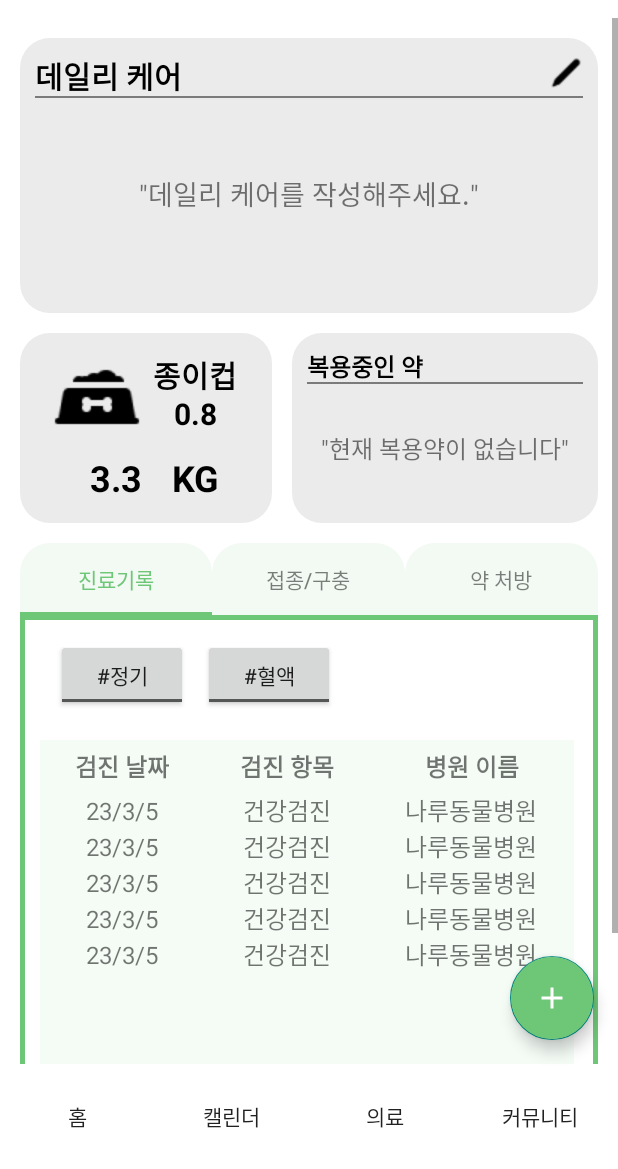
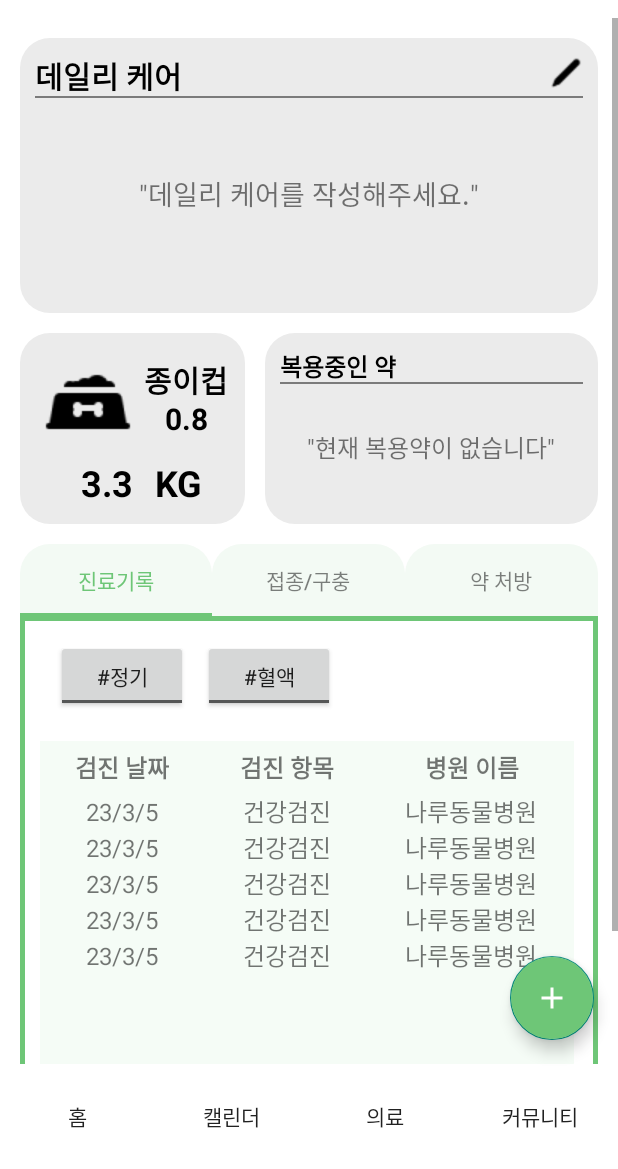
Before and after one commit to Ahyun-J/medical, an Android app: the MedicalNoteTab screen opened directly, with no data from a screen before it, on a phone screen of 412 x 824 dp, the part 67-1236 px from its top. Run offline under Robolectric (Android 15) with nearby library versions, the phone set to English and light mode, and no system bars; our stand-ins replace Room's generated code.

Commit message:
layout 수정

```diff
--- a/app/src/main/java/com/example/carebout/view/medical/MedicalNoteTab.kt
+++ b/app/src/main/java/com/example/carebout/view/medical/MedicalNoteTab.kt
@@ -79,7 +79,7 @@ class MedicalNoteTab : Fragment() {
 
         var tabs = medicalNoteTabView.findViewById<TabLayout>(R.id.tabs)
         var dailycareMenu = medicalNoteTabView.findViewById<ImageView>(R.id.dailycareMenu)
-        var medi = medicalNoteTabView.findViewById<RelativeLayout>(R.id.mediing)
+        var medi = medicalNoteTabView.findViewById<LinearLayout>(R.id.mediingFrame)
         dailycareNull = medicalNoteTabView.findViewById<TextView>(R.id.dailycareNull)
         mediingNull = medicalNoteTabView.findViewById<TextView>(R.id.mediingNull)
 
@@ -87,7 +87,7 @@ class MedicalNoteTab : Fragment() {
         childFragmentManager.beginTransaction().replace(R.id.frame1, selected!!).commit()
         childFragmentManager.beginTransaction().replace(R.id.dailycareFrame, dailycare!!).commit()
         childFragmentManager.beginTransaction().replace(R.id.currentWeight, currentWeight!!).commit()
-        childFragmentManager.beginTransaction().replace(R.id.mediing, mediing!!).commit()
+        childFragmentManager.beginTransaction().replace(R.id.mediingFrame, mediing!!).commit()
 
         allTodoList  = db?.getTodoDao()!!.getTodoAll() as ArrayList<DailyTodo>
         allMedicineList = db?.getMedicineDao()!!.getMediWithCheck() as ArrayList<Medicine>
--- a/app/src/main/java/com/example/carebout/view/medical/Mediing.kt
+++ b/app/src/main/java/com/example/carebout/view/medical/Mediing.kt
@@ -51,12 +51,6 @@ class Mediing : Fragment() {
 
     private lateinit var db: AppDatabase
     private lateinit var medicineDao: MedicineDao
-
-    // 약 정보 입력
-    var medi0 = Medi("감기약", "20230910", true)
-    var medi1 = Medi("심장약", "20200310", false)
-    var medi2 = Medi("연고", "20210910", false)
-    var medi3 = Medi("비타민", "20230901", true)
 
     lateinit var allMediList: List<Medicine>
     private lateinit var lay: LinearLayout
--- a/app/src/main/res/layout/currentweight.xml
+++ b/app/src/main/res/layout/currentweight.xml
@@ -4,8 +4,8 @@
     xmlns:tools="http://schemas.android.com/tools"
     android:layout_width="match_parent"
     android:layout_height="match_parent"
-    android:layout_marginLeft="21.5dp"
-    android:layout_marginTop="12.5dp">
+    android:layout_marginLeft="15dp"
+    android:layout_marginTop="16dp">
 
     <ImageView
         android:id="@+id/dogImage"
@@ -45,7 +45,6 @@
         android:id="@+id/textView18"
         android:layout_width="60dp"
         android:layout_height="35dp"
-        android:layout_marginLeft="5dp"
         android:layout_marginTop="7dp"
         android:text="KG"
         android:textAlignment="center"
--- a/app/src/main/res/layout/medical_note_tab.xml
+++ b/app/src/main/res/layout/medical_note_tab.xml
@@ -89,17 +89,14 @@
             <RelativeLayout
                 android:id="@+id/relativeLayout6"
                 android:layout_width="match_parent"
-                android:layout_height="140dp">
+                android:layout_height="wrap_content">
 
                 <RelativeLayout
                     android:id="@+id/mediing"
-                    android:layout_width="160dp"
-                    android:layout_height="match_parent"
+                    android:layout_width="match_parent"
+                    android:layout_height="127dp"
                     android:layout_alignParentTop="true"
                     android:layout_alignParentEnd="true"
-                    android:layout_alignParentBottom="true"
-                    android:layout_marginStart="13dp"
-                    android:layout_marginTop="0dp"
                     android:layout_marginEnd="13dp"
                     android:layout_marginBottom="13dp"
                     android:layout_toEndOf="@+id/currentWeight"
@@ -123,34 +120,39 @@
 
                     <!--구분선-->
                     <View
+                        android:id="@+id/emptyView"
                         android:layout_width="match_parent"
                         android:layout_height="1dp"
                         android:layout_alignBottom="@id/mediingMainText"
-                        android:layout_marginEnd="10dp"
                         android:layout_marginStart="10dp"
                         android:layout_marginTop="10dp"
+                        android:layout_marginEnd="10dp"
                         android:background="#7B7B7B" />
 
                     <LinearLayout
                         android:id="@+id/mediingFrame"
                         android:layout_width="match_parent"
-                        android:layout_height="wrap_content"
-                        android:layout_below="@+id/mediingMainText"
+                        android:layout_height="match_parent"
+                        android:layout_alignTop="@+id/emptyView"
                         android:layout_alignParentStart="true"
+                        android:layout_alignParentEnd="true"
+                        android:layout_alignParentBottom="true"
                         android:layout_marginStart="0dp"
-                        android:layout_marginTop="0dp"
+                        android:layout_marginTop="6dp"
+                        android:layout_marginEnd="0dp"
+                        android:layout_marginBottom="6dp"
                         android:orientation="vertical">
 
                         <TextView
                             android:id="@+id/mediingNull"
                             android:layout_width="match_parent"
                             android:layout_height="wrap_content"
-                            android:text="&quot;현재 복용약이 없습니다&quot;"
-                            android:gravity="center"
                             android:layout_marginTop="25dp"
                             android:layout_marginBottom="25dp"
+                            android:gravity="center"
+                            android:text="&quot;현재 복용약이 없습니다&quot;"
                             android:textSize="16dp"
-                            android:visibility="visible"/>
+                            android:visibility="visible" />
 
                     </LinearLayout>
 
@@ -158,13 +160,12 @@
 
                 <RelativeLayout
                     android:id="@+id/currentWeight"
-                    android:layout_width="168dp"
-                    android:layout_height="match_parent"
+                    android:layout_width="150dp"
+                    android:layout_height="127dp"
                     android:layout_alignParentStart="true"
                     android:layout_alignParentTop="true"
-                    android:layout_alignParentBottom="true"
                     android:layout_marginStart="13dp"
-                    android:layout_marginTop="0dp"
+                    android:layout_marginEnd="13dp"
                     android:layout_marginBottom="13dp"
                     android:background="@drawable/tab_radius">
 
@@ -175,7 +176,7 @@
             <RelativeLayout
                 android:id="@+id/relativeLayout5"
                 android:layout_width="match_parent"
-                android:layout_height="447dp"
+                android:layout_height="448dp"
                 android:layout_marginLeft="13dp"
                 android:layout_marginRight="13dp"
                 android:background="#FFFFFF">
--- a/app/src/main/res/layout/mediing.xml
+++ b/app/src/main/res/layout/mediing.xml
@@ -4,22 +4,19 @@
     xmlns:tools="http://schemas.android.com/tools"
     android:layout_width="match_parent"
     android:layout_height="match_parent"
-    android:layout_marginLeft="10dp"
-    android:layout_marginTop="12.5dp">
+    android:layout_marginStart="10dp"
+    android:layout_marginEnd="10dp">
 
     <LinearLayout
         android:id="@+id/mediLay"
         android:layout_width="match_parent"
         android:layout_height="wrap_content"
-        android:layout_marginStart="11dp"
 
-        android:layout_marginEnd="11dp"
         android:orientation="vertical"
-        android:paddingBottom="11dp"
         app:layout_constraintBottom_toBottomOf="parent"
         app:layout_constraintEnd_toEndOf="parent"
         app:layout_constraintStart_toStartOf="parent"
-        app:layout_constraintTop_toTopOf="parent" >
+        app:layout_constraintTop_toTopOf="parent">
 
         <!--        <TextView-->
         <!--            android:id="@+id/takeADose"-->
```
Also changed, not shown: 1 other file. Lines whose indentation alone changed are shown as unchanged.
